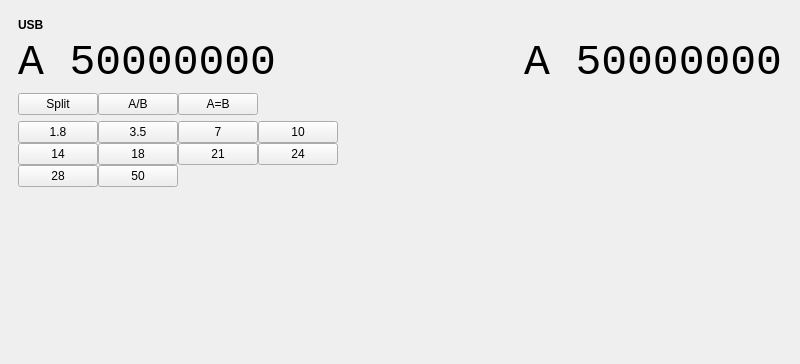
First picture: the form in mainwindow.ui, repository eloranta/HamVibe, before the edit; both pictures show x 0 to 800 and y 0 to 364 of the 800 by 600 pixel window.
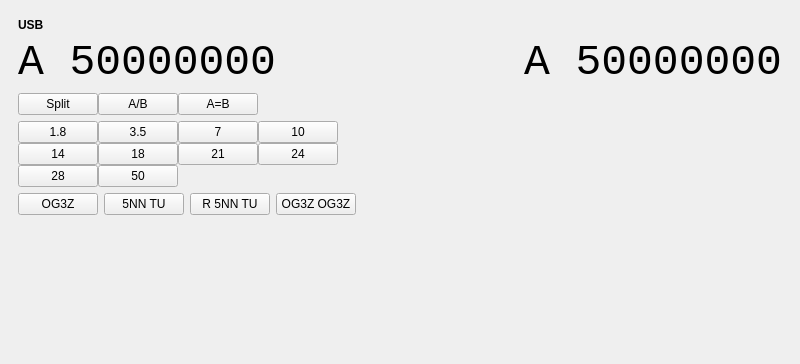
Second picture: the form after the edit. Custom widgets are drawn as their Qt base class.

Patch:
```diff
--- a/mainwindow.ui
+++ b/mainwindow.ui
@@ -217,6 +217,51 @@
          </item>
         </layout>
        </item>
+       <item row="3" column="0">
+        <layout class="QHBoxLayout" name="horizontalLayout_3">
+         <item>
+          <widget class="QPushButton" name="og3zButton">
+           <property name="text">
+            <string>OG3Z</string>
+           </property>
+          </widget>
+         </item>
+         <item>
+          <widget class="QPushButton" name="fiveNnTuButton">
+           <property name="text">
+            <string>5NN TU</string>
+           </property>
+          </widget>
+         </item>
+         <item>
+          <widget class="QPushButton" name="rFiveNnTuButton">
+           <property name="text">
+            <string>R 5NN TU</string>
+           </property>
+          </widget>
+         </item>
+         <item>
+          <widget class="QPushButton" name="og3zTwiceButton">
+           <property name="text">
+            <string>OG3Z OG3Z</string>
+           </property>
+          </widget>
+         </item>
+         <item>
+          <spacer name="horizontalSpacer_4">
+           <property name="orientation">
+            <enum>Qt::Orientation::Horizontal</enum>
+           </property>
+           <property name="sizeHint" stdset="0">
+            <size>
+             <width>40</width>
+             <height>20</height>
+            </size>
+           </property>
+          </spacer>
+         </item>
+        </layout>
+       </item>
       </layout>
      </widget>
     </item>
```
